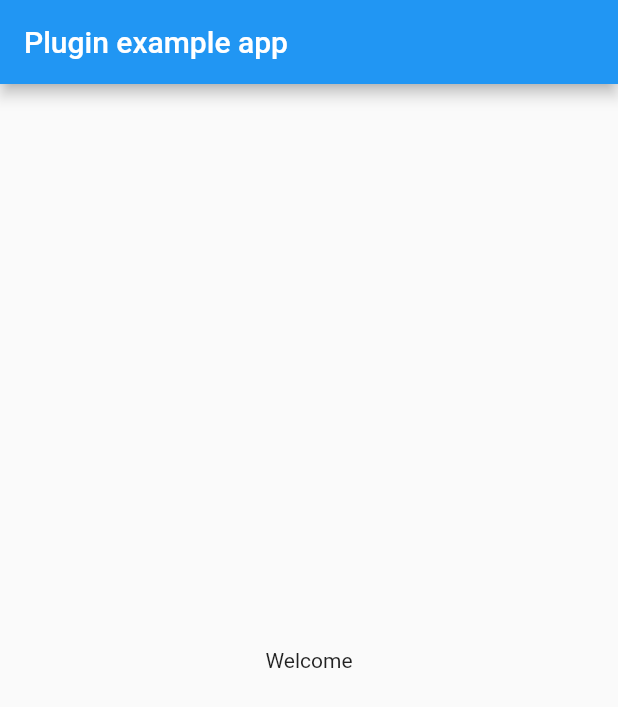
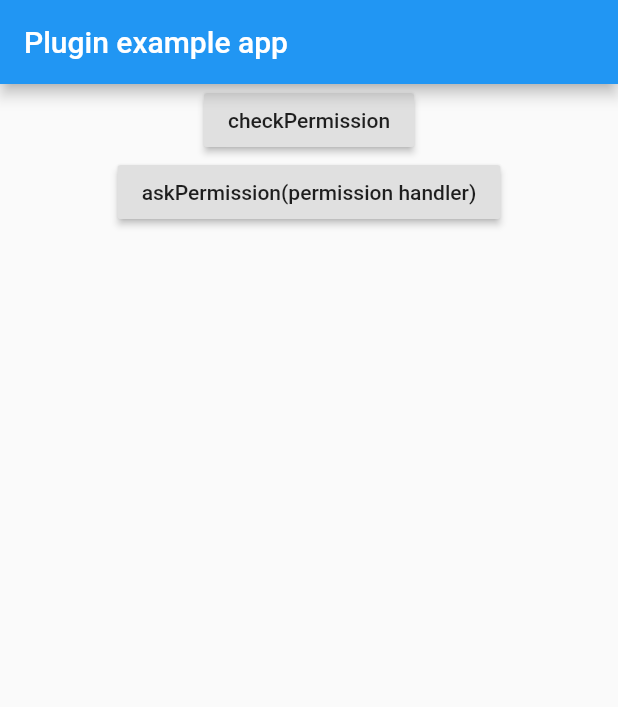
Before and after one commit to mannprerak2/nearby_connections, a Flutter app: the screen it shows after launch, on a phone screen of 412 x 824 dp. Shown: the top 707 px of the screen. Run offline on Flutter 3.47's test engine with Material 2 defaults, Android fonts, the phone set to English and light mode, and no system bars.

Commit message:
added checkPermission method

```diff
--- a/example/lib/main.dart
+++ b/example/lib/main.dart
@@ -19,10 +19,45 @@ class _MyAppState extends State<MyApp> {
         appBar: AppBar(
           title: const Text('Plugin example app'),
         ),
-        body: Center(
-          child: Text('Welcome'),
-        ),
+        body: Body(),
       ),
     );
   }
 }
+
+class Body extends StatefulWidget {
+  @override
+  _MyBodyState createState() => _MyBodyState();
+}
+
+class _MyBodyState extends State<Body> {
+  @override
+  Widget build(BuildContext context) {
+    // TODO: implement build
+    return Center(
+      child: Column(
+        children: <Widget>[
+          RaisedButton(
+            child: Text("checkPermission"),
+            onPressed: () async {
+              if (await Nearby.instance.checkPermissions()) {
+                Scaffold.of(context)
+                    .showSnackBar(SnackBar(content: Text("yes")));
+              } else {
+                Scaffold.of(context)
+                    .showSnackBar(SnackBar(content: Text("No")));
+              }
+            },
+          ),
+          RaisedButton(
+            child: Text("askPermission(permission handler)"),
+            onPressed: () async {
+              // await PermissionHandler()
+              //     .requestPermissions([PermissionGroup.location]);
+            },
+          ),
+        ],
+      ),
+    );
+  }
+}
--- a/lib/nearby_connections.dart
+++ b/lib/nearby_connections.dart
@@ -2,9 +2,16 @@ import 'dart:async';
 
 import 'package:flutter/services.dart';
 
-class NearbyConnections {
+class Nearby {
+  //for maintaining only 1 instance of this class
+  static final Nearby _instance = Nearby._();
+  static Nearby get instance => _instance;
+  Nearby._();
+
   static const MethodChannel _channel =
       const MethodChannel('nearby_connections');
 
-
+  Future<bool> checkPermissions() async => await _channel.invokeMethod(
+        'checkPermissions',
+      );
 }
```
Also changed, not shown: example/pubspec.yaml (line endings or trailing spaces), 1 other file.
